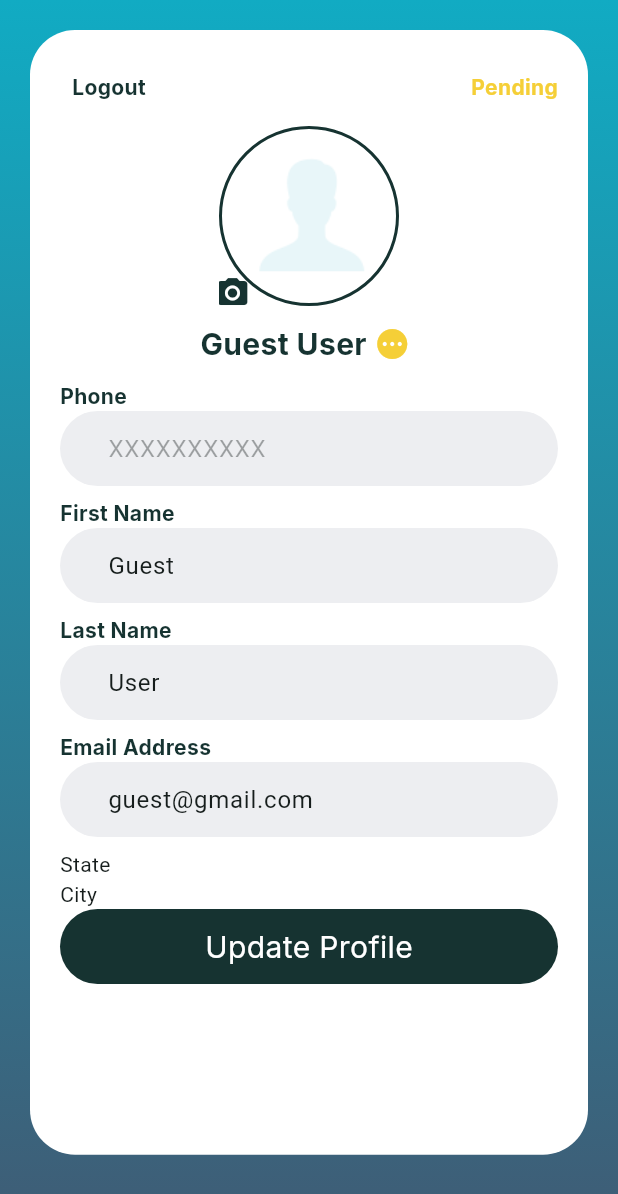
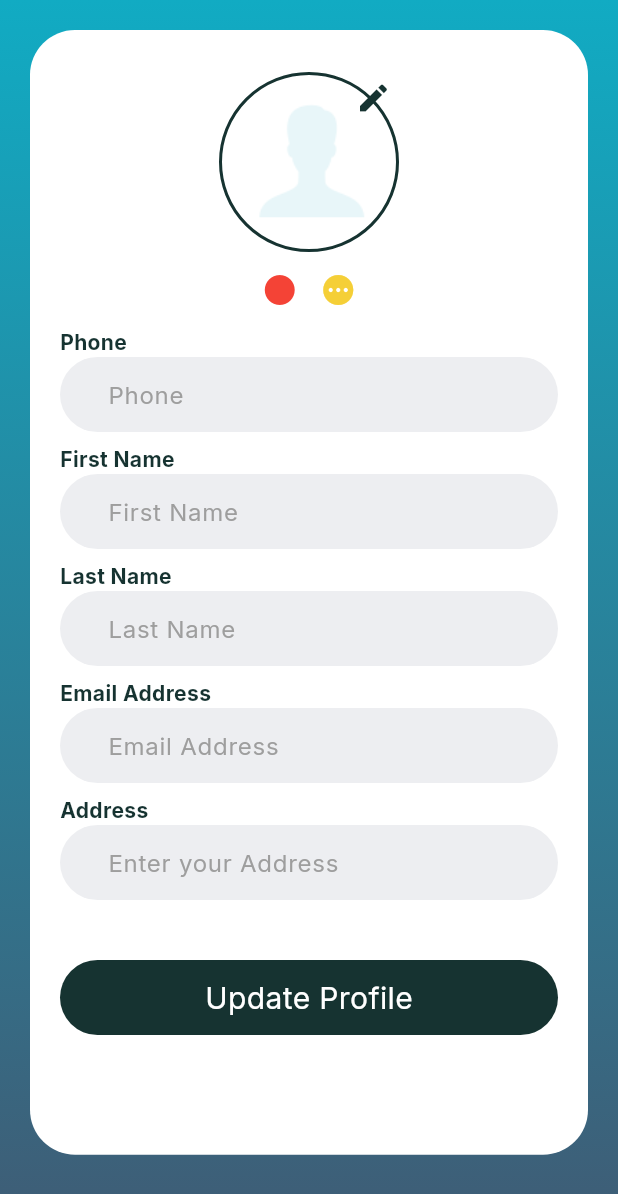
Before and after one commit to Shiva207892/efl_counter_flutter, a Flutter app: the ProfileScreen screen opened by its route, on a phone screen of 412 x 824 dp. Shown: the top 1194 px of the screen. Run offline on Flutter 3.47's test engine with Material 3 defaults, Android fonts, the light colour scheme and no system bars; our stand-ins replace cloud_firestore, firebase_auth, firebase_core, get, google_fonts, image_picker and 3 more; missing offline and left inert: firebase_app_check; accounts and stored records are empty.

Commit message:
profile in progress

```diff
--- a/lib/controllers/profile_controller.dart
+++ b/lib/controllers/profile_controller.dart
@@ -3,21 +3,8 @@ import 'package:flutter/cupertino.dart';
 import 'package:get/get.dart';
 
 class ProfileController extends GetxController {
-  Rx<TextEditingController> fNameController = TextEditingController().obs;
-  Rx<TextEditingController> lNameController = TextEditingController().obs;
-  Rx<TextEditingController> phoneController = TextEditingController().obs;
-  Rx<TextEditingController> emailController = TextEditingController().obs;
-
   @override void onInit() {
     // TODO: implement onInit
     super.onInit();
   }
-
-  Future<void> getProfileData() async {
-    final userController = Get.find<UserController>();
-    fNameController.value.text = userController.userFirstName.value;
-    lNameController.value.text = userController.userLastName.value;
-    phoneController.value.text = userController.userPhone.value;
-    emailController.value.text = userController.userEmail.value;
-  }
 }
--- a/lib/controllers/user_controller.dart
+++ b/lib/controllers/user_controller.dart
@@ -1,25 +1,30 @@
+import 'dart:io';
 import 'package:cloud_firestore/cloud_firestore.dart';
 import 'package:firebase_auth/firebase_auth.dart';
 import 'package:flutter/foundation.dart';
+import 'package:flutter/material.dart';
 import 'package:get/get.dart';
 import '../common/shared_prefs.dart';
+import '../widgets/custom_snack_bar.dart';
 
 class UserController extends GetxController {
-  RxBool isLoggedIn = false.obs;
-  RxBool isRegistered = false.obs;
-  RxString userId = 'uid'.obs;
-  RxString userFirstName = 'Guest'.obs;
-  RxString userLastName = 'User'.obs;
-  RxString userEmail = 'guest@gmail.com'.obs;
-  RxString userPhone = 'XXXXXXXXXX'.obs;
-  RxString userStatus = 'pending'.obs;
+  RxString userId = ''.obs;
+  RxBool userIsOnline = false.obs;
+  RxString userPhoto = ''.obs;
+  Rx<File?> userProfile = Rx<File?>(null);
+  RxString userFirstName = ''.obs;
+  RxString userLastName = ''.obs;
+  RxString userEmail = ''.obs;
+  RxString userPhone = ''.obs;
+  RxString userStatus = ''.obs;
+  RxString userAddress = ''.obs;
 
   var usersCollection = FirebaseFirestore.instance.collection('Users');
 
   @override
   void onInit() {
-    // TODO: implement onInit
     super.onInit();
+    getUserData();
   }
 
   Future<void> getUserData() async {
@@ -27,38 +32,51 @@ class UserController extends GetxController {
       User? user = FirebaseAuth.instance.currentUser;
 
       if (user != null) {
-        // Get the current user's UID
         userId.value = user.uid;
+        DocumentSnapshot userSnapshot = await usersCollection.doc(userId.value).get();
 
-        // Reference the user document by their UID
-        DocumentReference userRef = usersCollection.doc(userId.value);
+        if (userSnapshot.exists) {
+          var userData = userSnapshot.data() as Map<String, dynamic>;
+          userPhone.value = userData['phone'] ?? '';
+          userIsOnline.value = userData['isOnline'] ?? '';
+          userPhoto.value = userData['photo'] ?? '';
+          userStatus.value = userData['status'] ?? '';
+          userFirstName.value = userData['fname'] ?? '';
+          userLastName.value = userData['lname'] ?? '';
+          userEmail.value = userData['email'] ?? '';
+          userAddress.value = userData['address'] ?? '';
 
-        // Subscribe to real-time updates on the document
-        userRef.snapshots().listen((userSnapshot) {
-          if (userSnapshot.exists) {
-            if (kDebugMode) {
-              print('User data: ${userSnapshot.data()}');
-            }
-            var userData = userSnapshot.data() as Map<String, dynamic>;
-            userFirstName.value = userData['fname'];
-            userLastName.value = userData['lname'];
-            userEmail.value = userData['email'];
-            userPhone.value = userData['phone'];
-            userStatus.value = userData['status'];
-            isLoggedIn.value = true;
-            isRegistered.value = true;
-            if (userData['status'] == 'pending') {
-              Future.delayed(Duration.zero, () => Get.offAllNamed('/profile'));
-            } else {
-              Future.delayed(Duration.zero, () => Get.offAllNamed('/home'));
+          if(userIsOnline.value == false) {
+            await updateUserOnline(true);
+          }
+
+          if (userData['status'] == 'pending') {
+            if (Get.currentRoute != '/profile') {
+              Get.offAllNamed(
+                '/profile',
+                parameters: {
+                  'phone': userPhone.value,
+                  'photo': userPhoto.value,
+                  'status': userStatus.value,
+                  'firstName': userFirstName.value,
+                  'lastName': userLastName.value,
+                  'email': userEmail.value,
+                  'address': userAddress.value,
+                },
+              );
             }
           } else {
-            if (kDebugMode) {
-              print('User with ID $userId does not exist.');
+            if (Get.currentRoute != '/home') {
+              Get.offAllNamed('/home');
             }
           }
-
-        });
+        } else {
+          if (kDebugMode) {
+            print('User with ID $userId does not exist.');
+          }
+          showCustomSnackbar(title: 'Error', message: 'Account with this phone number does not exist');
+          await FirebaseAuth.instance.signOut();
+        }
       } else {
         if (kDebugMode) {
           print("User not signed in.");
@@ -68,7 +86,6 @@ class UserController extends GetxController {
     } catch (e) {
       if (kDebugMode) {
         print('Failed to get user: $e');
-        Future.delayed(Duration.zero, () => Get.toNamed('/login'));
       }
     }
   }
@@ -85,11 +102,15 @@ class UserController extends GetxController {
 
         // Set the data for the user document
         await userRef.set({
+          'phone': user.phoneNumber,
+          'status': 'pending',
+          'isOnline': true,
+          'photo': '',
           'fname': 'Guest',
           'lname': 'User',
           'email': 'guest@gmail.com',
-          'phone': user.phoneNumber,
-          'status': 'pending'
+          'address': '',
+          'hubs': []
         });
 
         if (kDebugMode) {
@@ -107,8 +128,86 @@ class UserController extends GetxController {
     }
   }
 
+  Future<void> updateUserData(String firstName, String lastName, String email, String address) async {
+    try {
+      User? user = FirebaseAuth.instance.currentUser;
+      if (user != null) {
+        // Get the current user's UID
+        String uid = user.uid;
+
+        // Reference the user document by their UID
+        DocumentReference userRef = usersCollection.doc(uid);
+
+        // Update the data for the user document
+        await userRef.update({
+          'fname': firstName,
+          'lname': lastName,
+          'email': email,
+          'address': address,
+        });
+
+        // Update local user data after successful update
+        userFirstName.value = firstName;
+        userLastName.value = lastName;
+        userEmail.value = email;
+        userAddress.value = address;
+
+        if (kDebugMode) {
+          print("User data updated");
+          showCustomSnackbar(
+              title: 'Success',
+              message: 'Profile updated successfully',
+              duration: const Duration(seconds: 2), backColor: Colors.green);
+        }
+      } else {
+        if (kDebugMode) {
+          print("User not signed in.");
+        }
+      }
+    } catch (error) {
+      if (kDebugMode) {
+        print("Failed to update user data: $error");
+      }
+    }
+  }
+
+  Future<void> updateUserOnline(bool isOnline) async {
+    try {
+      User? user = FirebaseAuth.instance.currentUser;
+      if (user != null) {
+        // Get the current user's UID
+        String uid = user.uid;
+
+        // Reference the user document by their UID
+        DocumentReference userRef = usersCollection.doc(uid);
+
+        // Update the data for the user document
+        await userRef.update({
+          'isOnline': isOnline,
+          'lastSeen': DateTime.now()
+        });
+
+        // Update local user data after successful update
+        userIsOnline.value = isOnline;
+
+        if (kDebugMode) {
+          print("User data updated");
+        }
+      } else {
+        if (kDebugMode) {
+          print("User not signed in.");
+        }
+      }
+    } catch (error) {
+      if (kDebugMode) {
+        print("Failed to update user data: $error");
+      }
+    }
+  }
+
   Future<void> logoutUser() async {
     try {
+      await updateUserOnline(false);
       await SharedPrefs.clearPreferences();
       await FirebaseAuth.instance.signOut();
       if (kDebugMode) {
--- a/lib/views/authentication/splash_screen.dart
+++ b/lib/views/authentication/splash_screen.dart
@@ -11,19 +11,16 @@ class SplashScreen extends StatelessWidget {
 
     userController.getUserData();
 
-    return Scaffold(
+    return const Scaffold(
       body: SafeArea(
         child: SizedBox.expand(
-          child: Obx(
-            () => Column(
+          child: Column(
               mainAxisSize: MainAxisSize.max,
               mainAxisAlignment: MainAxisAlignment.center,
               children: [
-                Text('User is: ${userController.isLoggedIn.isTrue ? 'Login' : 'Logout'}'),
-                Text('User ID: ${userController.userId.value}'),
+                CircularProgressIndicator(color: Colors.green)
               ],
             ),
-          ),
         ),
       ),
     );
--- a/lib/views/drawer/profile_screen.dart
+++ b/lib/views/drawer/profile_screen.dart
@@ -1,37 +1,68 @@
-import 'package:efl_counter/controllers/profile_controller.dart';
 import 'package:efl_counter/controllers/user_controller.dart';
-import 'package:efl_counter/utils/dimensions.dart';
-import 'package:efl_counter/widgets/base_gradient.dart';
-import 'package:efl_counter/widgets/custom_text_field.dart';
+import 'package:efl_counter/widgets/custom_snack_bar.dart';
 import 'package:flutter/material.dart';
 import 'package:get/get.dart';
 import 'package:google_fonts/google_fonts.dart';
-import '../../controllers/app_controller.dart';
 import '../../utils/app_colors.dart';
+import '../../utils/dimensions.dart';
+import '../../widgets/base_gradient.dart';
 import '../../widgets/custom_button.dart';
+import '../../widgets/custom_text_field.dart';
 import '../../widgets/profile_image.dart';
 
-class ProfileScreen extends StatelessWidget {
-  const ProfileScreen({super.key});
+class ProfileScreen extends StatefulWidget {
+  const ProfileScreen({Key? key}) : super(key: key);
+
+  @override
+  _ProfileScreenState createState() => _ProfileScreenState();
+}
+
+class _ProfileScreenState extends State<ProfileScreen> {
+  late TextEditingController fNameController;
+  late TextEditingController lNameController;
+  late TextEditingController phoneController;
+  late TextEditingController emailController;
+  late TextEditingController addressController;
+
+  final userController = Get.find<UserController>();
+
+  @override
+  void initState() {
+    super.initState();
+
+    final Map<String, dynamic> args = Get.parameters;
+    final String phone = args['phone'] ?? '';
+    final String status = args['status'] ?? '';
+    final String firstName = args['firstName'] ?? '';
+    final String lastName = args['lastName'] ?? '';
+    final String email = args['email'] ?? '';
+    final String address = args['address'] ?? '';
+
+    fNameController = TextEditingController(text: firstName);
+    lNameController = TextEditingController(text: lastName);
+    phoneController = TextEditingController(text: phone);
+    emailController = TextEditingController(text: email);
+    addressController = TextEditingController(text: address);
+  }
+
+  @override
+  void dispose() {
+    fNameController.dispose();
+    lNameController.dispose();
+    phoneController.dispose();
+    emailController.dispose();
+    addressController.dispose();
+    super.dispose();
+  }
 
   @override
   Widget build(BuildContext context) {
-    final userController = Get.find<UserController>();
-    final profileController = Get.find<ProfileController>();
-
-    profileController.getProfileData();
-
     var normalFontStyle = GoogleFonts.inter(
         color: AppColors.primaryColor,
         fontWeight: FontWeight.bold,
         fontSize: Dimensions.fontSizeDefault);
 
-    return WillPopScope(
-      onWillPop: () async {
-        Get.find<AppController>().setCurrentPageIndex(0);
-        return false;
-      },
-      child: Scaffold(
+    return Scaffold(
       backgroundColor: AppColors.primaryColor,
       body: SafeArea(
         child: baseGradientContainer(
@@ -39,8 +70,7 @@ class ProfileScreen extends StatelessWidget {
           SingleChildScrollView(
             child: Container(
               margin: const EdgeInsets.all(Dimensions.paddingSizeLargest),
-                    padding:
-                        const EdgeInsets.all(Dimensions.paddingSizeLargest),
+              padding: const EdgeInsets.all(Dimensions.paddingSizeLargest),
               width: MediaQuery.of(context).size.width,
               height: MediaQuery.of(context).size.height * 0.91,
               decoration: BoxDecoration(
@@ -50,7 +80,8 @@ class ProfileScreen extends StatelessWidget {
                 crossAxisAlignment: CrossAxisAlignment.start,
                 children: [
                   userController.userStatus.value == 'pending'
-                            ? Row(mainAxisAlignment: MainAxisAlignment.spaceBetween,
+                          ? Row(
+                        mainAxisAlignment: MainAxisAlignment.spaceBetween,
                         children: [
                           InkWell(
                             onTap: () => userController.logoutUser(),
@@ -61,72 +92,79 @@ class ProfileScreen extends StatelessWidget {
                                   style: GoogleFonts.inter(
                                       color: AppColors.primaryColor,
                                       fontWeight: FontWeight.bold,
-                                              fontSize: Dimensions.fontSizeDefault)),
+                                      fontSize:
+                                      Dimensions.fontSizeDefault)),
                             ),
                           ),
-                                Text('Pending',
+                          InkWell(
+                            onTap: () {
+                              if(userController.userStatus.value == 'pending') {
+                                showCustomSnackbar(title: 'Confirmation Pending:', message: 'Our team is verifying your data you will be notified on approval', duration: const Duration(seconds: 5));
+                              }
+                            },
+                            child: Text('Pending',
                                 style: GoogleFonts.inter(
                                     color: AppColors.pendingColor,
                                     fontWeight: FontWeight.bold,
-                                        fontSize: Dimensions.fontSizeDefault))
+                                    fontSize:
+                                    Dimensions.fontSizeDefault)),
+                          )
                         ],
                       )
                           : const SizedBox(),
                   const SizedBox(height: Dimensions.paddingSizeDefault),
-                        profileNameImage(120, true),
+                  profileNameImage(context, 120, true),
                   const SizedBox(height: Dimensions.paddingSizeDefault),
                   Text('Phone', style: normalFontStyle),
-                        Obx(
-                          () => CustomTextField(
+                  CustomTextField(
                       enabled: false,
-                              controller:
-                                  profileController.phoneController.value,
+                      controller: phoneController,
                       hintText: 'Phone',
                       keyboard: TextInputType.number),
-                        ),
                   const SizedBox(height: Dimensions.paddingSizeDefault),
                   Text('First Name', style: normalFontStyle),
-                        Obx(
-                          () => CustomTextField(
+                  CustomTextField(
                       enabled: true,
-                              controller:
-                                  profileController.fNameController.value,
+                      controller: fNameController,
                       hintText: 'First Name',
                       keyboard: TextInputType.name),
-                        ),
                   const SizedBox(height: Dimensions.paddingSizeDefault),
                   Text('Last Name', style: normalFontStyle),
-                        Obx(
-                          () => CustomTextField(
+                  CustomTextField(
                       enabled: true,
-                              controller:
-                                  profileController.lNameController.value,
+                      controller: lNameController,
                       hintText: 'Last Name',
                       keyboard: TextInputType.name),
-                        ),
                   const SizedBox(height: Dimensions.paddingSizeDefault),
                   Text('Email Address', style: normalFontStyle),
-                        Obx(
-                          () => CustomTextField(
+                  CustomTextField(
                       enabled: true,
-                              controller:
-                                  profileController.emailController.value,
+                      controller: emailController,
                       hintText: 'Email Address',
                       keyboard: TextInputType.emailAddress),
-                        ),
                   const SizedBox(height: Dimensions.paddingSizeDefault),
-                        const Text('State'),
-                        const Text('City'),
+                  Text('Address', style: normalFontStyle),
+                  CustomTextField(
+                      enabled: true,
+                      controller: addressController,
+                      hintText: 'Enter your Address',
+                      keyboard: TextInputType.streetAddress),
+                  const SizedBox(height: 40),
                   CustomButton(
                       buttonText: 'Update Profile',
-                            onTap: () {
+                      onTap: () async {
                         print('update profile');
-                              Get.toNamed('/home');
+                        await userController.updateUserData(
+                            fNameController.text,
+                            lNameController.text,
+                            emailController.text,
+                            addressController.text);
                       }),
                 ],
               ),
             ),
-                ))),
+          ),
+        ),
       ),
     );
   }
--- a/lib/widgets/profile_image.dart
+++ b/lib/widgets/profile_image.dart
@@ -1,58 +1,112 @@
+import 'dart:io';
+
 import 'package:efl_counter/controllers/user_controller.dart';
 import 'package:flutter/material.dart';
 import 'package:get/get.dart';
 import 'package:google_fonts/google_fonts.dart';
+import 'package:image_picker/image_picker.dart';
 import '../utils/app_colors.dart';
 import '../utils/app_pictures.dart';
 import '../utils/dimensions.dart';
 
-Widget profileNameImage(double imageSize, bool editable) {
+Widget profileNameImage(BuildContext context, double imageSize, bool editable) {
   final userController = Get.find<UserController>();
+
+  Future<void> _getImage(BuildContext context, ImageSource source) async {
+    final ImagePicker _picker = ImagePicker();
+
+    final XFile? image = await _picker.pickImage(source: source);
+    if (image != null) {
+      // Handle the selected image
+      print('Selected image path: ${image.path}');
+      userController.userProfile.value = File(image.path);
+      // You can perform further actions with the selected image here
+    }
+    // Dismiss the bottom sheet after selecting an image
+    Navigator.of(context).pop();
+  }
 
   return Center(
     child: Column(
       children: [
-          Stack(
+        Obx(
+              () => Stack(
             children: [
               Container(
                 width: imageSize,
                 height: imageSize,
                 decoration: BoxDecoration(
                   border: Border.all(width: 2, color: AppColors.primaryColor),
-                  borderRadius: BorderRadius.circular(imageSize / 2)),
-              child: Padding(
-                padding: const EdgeInsets.all(Dimensions.paddingSizeLarge),
-                child: Image.asset(AppPictures.profileIcon),
-              )),
+                  borderRadius: BorderRadius.circular(imageSize / 2),
+                ),
+                child: userController.userProfile.value == null
+                    ? Padding(
+                  padding:
+                  const EdgeInsets.all(Dimensions.paddingSizeLarge),
+                  child: userController.userPhoto.value.isNotEmpty
+                      ? Image.network(userController.userPhoto.value)
+                      : Image.asset(AppPictures.profileIcon),
+                )
+                    : ClipRRect(
+                  borderRadius: BorderRadius.circular(imageSize / 2),
+                  child: Image.file(
+                    userController.userProfile.value!,
+                    fit: BoxFit.cover,
+                  ),
+                ),
+              ),
               editable
                   ? Positioned.fill(
-                  left: -15,
-                  bottom: -15,
+                right: -7,
+                top: -7,
                 child: Align(
-                    alignment: Alignment.bottomLeft,
+                  alignment: Alignment.topRight,
                   child: InkWell(
-                      onTap: () => print('change dp'),
+                    onTap: () => showModalBottomSheet(
+                      context: context,
+                      builder: (BuildContext context) {
+                        return BottomSheetWidget(
+                          onImageSelected: (context, source) {
+                            _getImage(context, source);
+                          },
+                        );
+                      },
+                    ),
                     child: const Padding(
                       padding: EdgeInsets.all(Dimensions.paddingSizeLarge),
                       child: Icon(
-                          Icons.camera_alt,
+                        Icons.edit,
                         color: AppColors.primaryColor,
                       ),
                     ),
                   ),
-                  ))
+                ),
+              )
                   : const SizedBox(),
             ],
           ),
+        ),
         const SizedBox(height: Dimensions.paddingSizeDefault),
-          Row(mainAxisAlignment: MainAxisAlignment.center,
+        Obx(
+              () => Row(
+            mainAxisAlignment: MainAxisAlignment.center,
             children: [
+              Padding(
+                padding: const EdgeInsets.all(Dimensions.paddingSizeSmall),
+                child: Icon(
+                  Icons.circle,
+                  color: userController.userIsOnline.isTrue
+                      ? Colors.green
+                      : Colors.red,
+                ),
+              ),
               Text(
                 '${userController.userFirstName.value} ${userController.userLastName.value}',
                 style: GoogleFonts.inter(
                   color: AppColors.primaryColor,
                   fontWeight: FontWeight.bold,
-                    fontSize: Dimensions.fontSizeExtraLarge),
+                  fontSize: Dimensions.fontSizeExtraLarge,
+                ),
               ),
               Padding(
                 padding: const EdgeInsets.all(Dimensions.paddingSizeSmall),
@@ -65,6 +119,38 @@ Widget profileNameImage(double imageSize, bool editable) {
               )
             ],
           ),
+        ),
       ],
-      ));
+    ),
+  );
 }
+
+class BottomSheetWidget extends StatelessWidget {
+  final Function(BuildContext context, ImageSource source) onImageSelected;
+
+  BottomSheetWidget({super.key, required this.onImageSelected});
+
+  @override
+  Widget build(BuildContext context) {
+    return Container(
+      child: Wrap(
+        children: <Widget>[
+          ListTile(
+            leading: const Icon(Icons.camera),
+            title: const Text('Take Photo'),
+            onTap: () {
+              onImageSelected(context, ImageSource.camera);
+            },
+          ),
+          ListTile(
+            leading: const Icon(Icons.image),
+            title: const Text('Choose from Gallery'),
+            onTap: () {
+              onImageSelected(context, ImageSource.gallery);
+            },
+          ),
+        ],
+      ),
+    );
+  }
+}
```
Also changed, not shown: lib/main.dart (+35 -2 lines), lib/utils/app_constants.dart (line endings or trailing spaces). Lines whose indentation alone changed are shown as unchanged.
